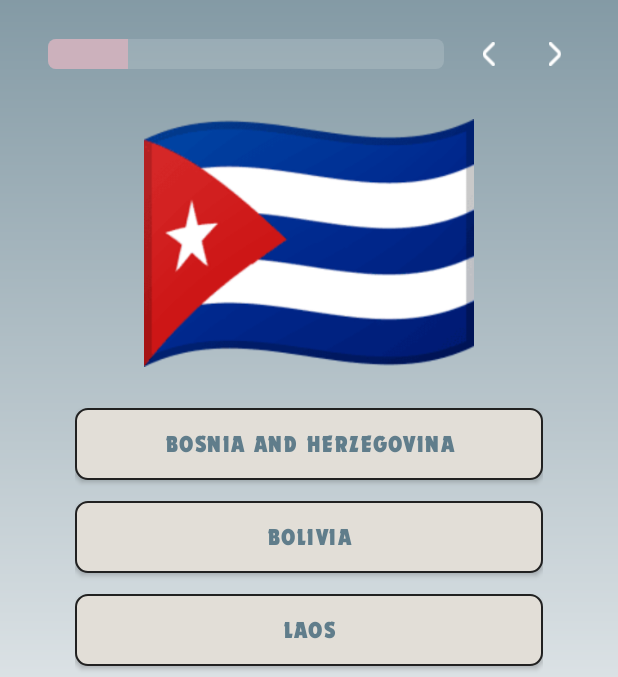
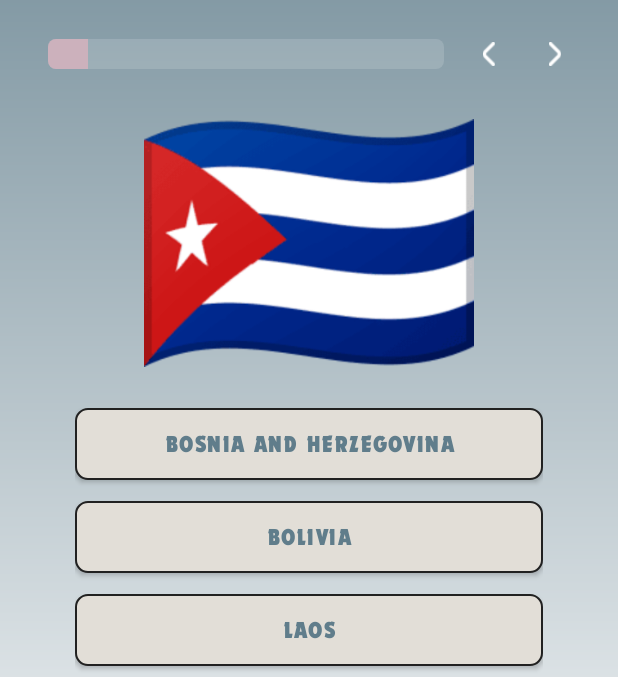
Before and after one commit to eesuhn/GeoDude, an Android app: the QuestionActivity screen opened directly, with no data from a screen before it, after a tap on "Right arrow", on a phone screen of 412 x 824 dp, the part 277-954 px from its top. Run offline under Robolectric (Android 15) with nearby library versions, the phone set to English and light mode, and no system bars.

Commit message:
Fixed progress bar

```diff
--- a/app/src/main/java/com/example/geodude/activity/QuestionActivity.kt
+++ b/app/src/main/java/com/example/geodude/activity/QuestionActivity.kt
@@ -110,7 +110,7 @@ class QuestionActivity : AppCompatActivity() {
 	}
 
 	private fun updateProgressBar() {
-		val progress = ((currentQuestionIndex + 1) / questionList.size.toFloat() * 100).toInt()
+		val progress = (currentQuestionIndex / questionList.size.toFloat() * 100).toInt()
 		progressBar.progress = progress
 	}
 }
```
